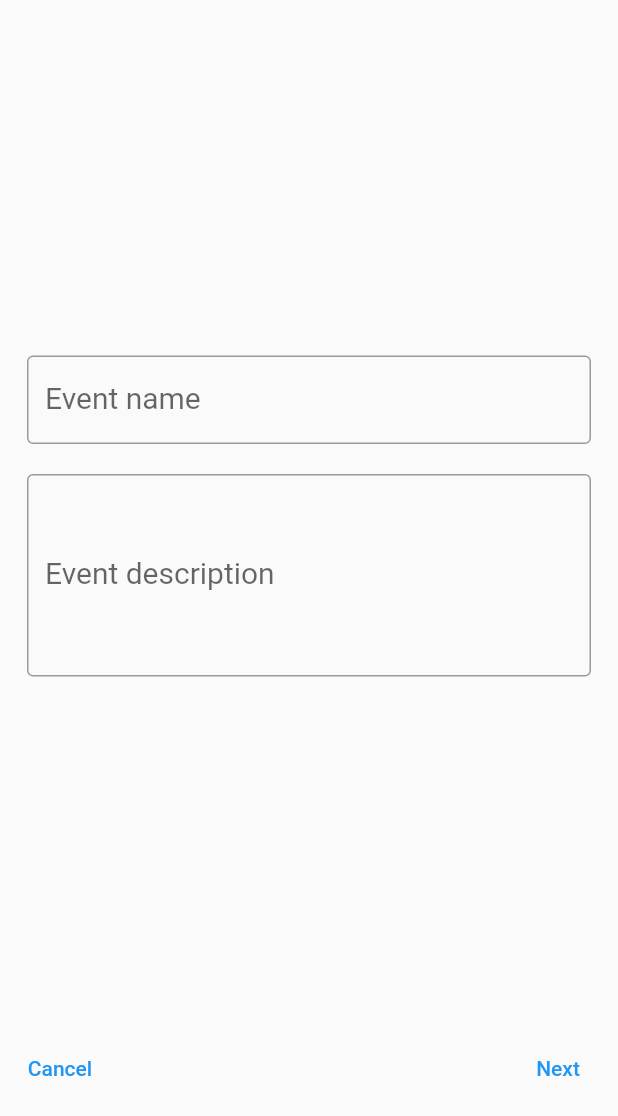
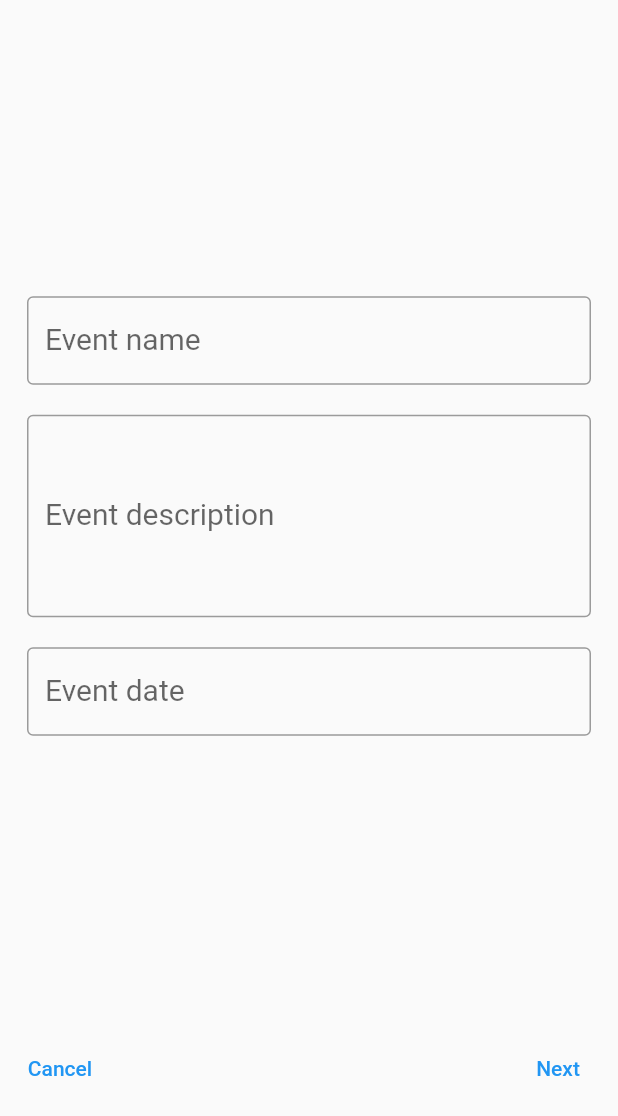
Before and after one commit to SomeBuddies/RegattaBuddy, a Flutter app: the EventCreationPage screen opened by its route, on a phone screen of 412 x 824 dp, the part 120-1236 px from its top. Run offline on Flutter 3.47's test engine with Material 2 defaults, Android fonts, the phone set to English and light mode, and no system bars; our stand-ins replace cloud_firestore, firebase_auth, firebase_core, flutter_map, latlong2, logger and 1 more; missing offline and left inert: flutter_map_location_marker; accounts and stored records are empty.

Commit message:
Event creation uses firebase and has a date picker

```diff
--- /dev/null
+++ b/lib/models/event.dart
@@ -0,0 +1,100 @@
+// ignore_for_file: public_member_api_docs, sort_constructors_first
+import 'dart:convert';
+
+import 'package:flutter/foundation.dart';
+import 'package:latlong2/latlong.dart';
+import 'package:regatta_buddy/extensions/latlng_extension.dart';
+
+class Event {
+  final String hostId;
+  final List<LatLng> route;
+  final LatLng location;
+  final DateTime date;
+  final String name;
+  final String description;
+
+  Event({
+    required this.hostId,
+    required this.route,
+    required this.location,
+    required this.date,
+    required this.name,
+    required this.description,
+  });
+
+  Event copyWith({
+    String? hostId,
+    List<LatLng>? route,
+    LatLng? location,
+    DateTime? date,
+    String? name,
+    String? description,
+  }) {
+    return Event(
+      hostId: hostId ?? this.hostId,
+      route: route ?? this.route,
+      location: location ?? this.location,
+      date: date ?? this.date,
+      name: name ?? this.name,
+      description: description ?? this.description,
+    );
+  }
+
+  Map<String, dynamic> toMap() {
+    return <String, dynamic>{
+      'hostId': hostId,
+      'route': route.map((x) => x.toMap()).toList(),
+      'location': location.toMap(),
+      'date': date.millisecondsSinceEpoch,
+      'name': name,
+      'description': description,
+    };
+  }
+
+  factory Event.fromMap(Map<String, dynamic> map) {
+    return Event(
+      hostId: map['hostId'] as String,
+      route: List<LatLng>.from(
+        (map['route'] as List<Map<String, dynamic>>).map<LatLng>(
+          (x) => LatLng.fromJson(x),
+        ),
+      ),
+      location: LatLng.fromJson(map['location']),
+      date: DateTime.fromMillisecondsSinceEpoch(map['date'] as int),
+      name: map['name'] as String,
+      description: map['description'] as String,
+    );
+  }
+
+  String toJson() => json.encode(toMap());
+
+  factory Event.fromJson(String source) =>
+      Event.fromMap(json.decode(source) as Map<String, dynamic>);
+
+  @override
+  String toString() {
+    return 'Event(hostId: $hostId, route: $route, location: $location, date: $date, name: $name, description: $description)';
+  }
+
+  @override
+  bool operator ==(covariant Event other) {
+    if (identical(this, other)) return true;
+
+    return other.hostId == hostId &&
+        listEquals(other.route, route) &&
+        other.location == location &&
+        other.date == date &&
+        other.name == name &&
+        other.description == description;
+  }
+
+  @override
+  int get hashCode {
+    return hostId.hashCode ^
+        route.hashCode ^
+        location.hashCode ^
+        date.hashCode ^
+        name.hashCode ^
+        description.hashCode;
+  }
+}
--- a/lib/pages/event_creation/event_creation.dart
+++ b/lib/pages/event_creation/event_creation.dart
@@ -1,13 +1,13 @@
-import 'package:firebase_database/firebase_database.dart';
+import 'package:cloud_firestore/cloud_firestore.dart';
 import 'package:flutter/material.dart';
-import 'package:uuid/uuid.dart';
+import 'package:regatta_buddy/models/event.dart';
 
 import 'package:regatta_buddy/pages/event_creation/event_form.dart';
 import 'package:regatta_buddy/pages/event_creation/event_route.dart';
 import 'package:regatta_buddy/pages/event_creation/event_social.dart';
 import 'package:regatta_buddy/pages/home.dart';
 import 'package:regatta_buddy/widgets/app_header.dart';
-import 'package:regatta_buddy/widgets/complex_marker.dart';
+import 'package:regatta_buddy/models/complex_marker.dart';
 
 class EventCreationPage extends StatefulWidget {
   static const String route = '/eventCreation';
@@ -19,11 +19,12 @@ class EventCreationPage extends StatefulWidget {
 }
 
 class _EventCreationPageState extends State<EventCreationPage> {
-  DatabaseReference databaseReference = FirebaseDatabase.instance.ref('/events');
+  final FirebaseFirestore firestore = FirebaseFirestore.instance;
   final List<ComplexMarker> markers = [];
-  final String eventId = const Uuid().v4();
-  String eventName = '';
-  String eventDescription = '';
+
+  String? eventName;
+  String? eventDescription;
+  DateTime? eventDate;
 
   int step = 0;
   late final List pages;
@@ -34,7 +35,7 @@ class _EventCreationPageState extends State<EventCreationPage> {
   void initState() {
     super.initState();
     pages = [
-      () => EventFormSubPage(_formKey, eventName, eventDescription, changeName, changeDescription),
+      () => EventFormSubPage(_formKey, changeName, changeDescription, changeDate),
       () => EventRouteSubPage(markers, addMarker, deleteMarker),
       () => const EventSocialSubPage(),
     ];
@@ -52,6 +53,12 @@ class _EventCreationPageState extends State<EventCreationPage> {
     });
   }
 
+  void changeDate(DateTime newDate) {
+    setState(() {
+      eventDate = newDate;
+    });
+  }
+
   void addMarker(ComplexMarker marker) {
     markers.add(marker);
     setState(() {});
@@ -63,7 +70,9 @@ class _EventCreationPageState extends State<EventCreationPage> {
   }
 
   void nextStep() {
-    if (step == 0 && !_formKey.currentState!.validate()) return;
+    if (step == 0 && _formKey.currentState!.validate()) {
+      _formKey.currentState!.save();
+    }
     if (step < pages.length - 1) {
       step += 1;
       setState(() {});
@@ -78,7 +87,17 @@ class _EventCreationPageState extends State<EventCreationPage> {
   }
 
   void finishEventCreation() {
-    databaseReference.update(toJson());
+    Event event = Event(
+      hostId: "TEMP VALUE CHANGE LATER",
+      route: markers.map((e) => e.marker.point).toList(),
+      location: markers[0].marker.point,
+      date: eventDate!,
+      name: eventName!,
+      description: eventDescription!,
+    );
+
+    firestore.collection('events').add(event.toMap());
+
     Navigator.pushReplacementNamed(context, HomePage.route);
   }
 
@@ -127,12 +146,4 @@ class _EventCreationPageState extends State<EventCreationPage> {
       ),
     );
   }
-
-  Map<String, dynamic> toJson() => {
-        eventId: {
-          'name': eventName,
-          'description': eventDescription,
-          'route': markers.map((e) => e.marker.point.toJson()).toList()
-        }
-      };
 }
--- a/lib/pages/event_creation/event_form.dart
+++ b/lib/pages/event_creation/event_form.dart
@@ -3,17 +3,15 @@ import 'package:regatta_buddy/utils/form_utils.dart';
 
 class EventFormSubPage extends StatefulWidget {
   final GlobalKey<FormState> _formKey;
-  final String initialName;
-  final String initialDescription;
-  final void Function(String) nameChangeHandler;
-  final void Function(String) descriptionChangeHandler;
+  final void Function(String) nameSubmitHandler;
+  final void Function(String) descriptionSubmitHandler;
+  final void Function(DateTime) dateSubmitHandler;
 
   const EventFormSubPage(
     this._formKey,
-    this.initialName,
-    this.initialDescription,
-    this.nameChangeHandler,
-    this.descriptionChangeHandler, {
+    this.nameSubmitHandler,
+    this.descriptionSubmitHandler,
+    this.dateSubmitHandler, {
     super.key,
   });
 
@@ -24,24 +22,18 @@ class EventFormSubPage extends StatefulWidget {
 class _EventFormSubPageState extends State<EventFormSubPage> {
   final eventNameController = TextEditingController();
   final eventDescriptionController = TextEditingController();
+  final eventDateController = TextEditingController();
 
   @override
   void initState() {
     super.initState();
-    eventNameController.text = widget.initialName;
-    eventDescriptionController.text = widget.initialDescription;
-    eventNameController.addListener(
-      () => widget.nameChangeHandler(eventNameController.text),
-    );
-    eventDescriptionController.addListener(
-      () => widget.descriptionChangeHandler(eventDescriptionController.text),
-    );
   }
 
   @override
   void dispose() {
     eventNameController.dispose();
     eventDescriptionController.dispose();
+    eventDateController.dispose();
     super.dispose();
   }
 
@@ -52,8 +44,21 @@ class _EventFormSubPageState extends State<EventFormSubPage> {
       child: Column(
         mainAxisAlignment: MainAxisAlignment.center,
         children: [
-          customRequiredInputFormField('Event name', eventNameController),
-          customRequiredTextAreaFormField('Event description', eventDescriptionController),
+          RBRequiredInputFormField(
+            label: 'Event name',
+            controller: eventNameController,
+            handler: widget.nameSubmitHandler,
+          ),
+          RBRequiredTextAreaFormField(
+            label: 'Event description',
+            controller: eventDescriptionController,
+            handler: widget.descriptionSubmitHandler,
+          ),
+          RBRequiredDateFormField(
+            label: 'Event date',
+            controller: eventDateController,
+            handler: widget.dateSubmitHandler,
+          )
         ],
       ),
     );
--- a/lib/pages/event_creation/event_route.dart
+++ b/lib/pages/event_creation/event_route.dart
@@ -6,7 +6,7 @@ import 'package:latlong2/latlong.dart';
 
 import 'package:regatta_buddy/utils/constants.dart' as constants;
 import 'package:regatta_buddy/utils/external_api_constants.dart';
-import 'package:regatta_buddy/widgets/complex_marker.dart';
+import 'package:regatta_buddy/models/complex_marker.dart';
 
 class EventRouteSubPage extends StatefulWidget {
   final List<ComplexMarker> markers;
--- a/lib/utils/form_utils.dart
+++ b/lib/utils/form_utils.dart
@@ -1,11 +1,6 @@
+// ignore_for_file: public_member_api_docs, sort_constructors_first
 import 'package:flutter/material.dart';
-
-InputDecoration customTextFormFieldDecoration(String labelText) =>
-    InputDecoration(
-      border: const OutlineInputBorder(),
-      labelText: labelText,
-      labelStyle: const TextStyle(fontSize: 20),
-    );
+import 'package:intl/intl.dart';
 
 String? requiredFieldValidator(value) {
   if (value == null || value.isEmpty) {
@@ -14,27 +9,112 @@ String? requiredFieldValidator(value) {
   return null;
 }
 
-Widget customRequiredInputFormField(
-        String label, TextEditingController controller) =>
-    Padding(
+class RBTextFormFieldDecoration extends InputDecoration {
+  const RBTextFormFieldDecoration({
+    super.labelText,
+  }) : super(
+          border: const OutlineInputBorder(),
+          labelStyle: const TextStyle(fontSize: 20),
+        );
+}
+
+class RBRequiredInputFormField extends StatelessWidget {
+  final String label;
+  final TextEditingController controller;
+  final void Function(String) handler;
+
+  const RBRequiredInputFormField({
+    required this.label,
+    required this.controller,
+    required this.handler,
+    super.key,
+  });
+
+  @override
+  Widget build(BuildContext context) {
+    return Padding(
       padding: const EdgeInsets.all(10),
       child: TextFormField(
         controller: controller,
-        decoration: customTextFormFieldDecoration(label),
+        decoration: RBTextFormFieldDecoration(labelText: label),
         validator: requiredFieldValidator,
+        onSaved: (newValue) => handler(newValue!),
       ),
     );
+  }
+}
 
-Widget customRequiredTextAreaFormField(
-        String label, TextEditingController controller) =>
-    Padding(
+class RBRequiredTextAreaFormField extends StatelessWidget {
+  final String label;
+  final TextEditingController controller;
+  final void Function(String) handler;
+
+  const RBRequiredTextAreaFormField({
+    required this.label,
+    required this.controller,
+    required this.handler,
+    super.key,
+  });
+
+  @override
+  Widget build(BuildContext context) {
+    return Padding(
       padding: const EdgeInsets.all(10.0),
       child: TextFormField(
         controller: controller,
-        decoration: customTextFormFieldDecoration(label),
+        decoration: RBTextFormFieldDecoration(labelText: label),
         validator: requiredFieldValidator,
         keyboardType: TextInputType.multiline,
         minLines: 5,
         maxLines: 10,
+        onSaved: (newValue) => handler(newValue!),
       ),
     );
+  }
+}
+
+class RBRequiredDateFormField extends StatelessWidget {
+  final String label;
+  final TextEditingController controller;
+  final void Function(DateTime) handler;
+
+  const RBRequiredDateFormField({
+    required this.label,
+    required this.controller,
+    required this.handler,
+    super.key,
+  });
+
+  @override
+  Widget build(BuildContext context) {
+    return Padding(
+      padding: const EdgeInsets.all(10.0),
+      child: TextFormField(
+        controller: controller,
+        decoration: RBTextFormFieldDecoration(labelText: label),
+        validator: (value) {
+          if (value == null || value.isEmpty) {
+            return 'Please pick a date';
+          }
+          return null;
+        },
+        readOnly: true,
+        onTap: () async {
+          DateTime? pickedDate = await showDatePicker(
+            context: context,
+            initialDate: DateTime.now(),
+            firstDate: DateTime.now(),
+            lastDate: DateTime(2100),
+          );
+
+          if (pickedDate != null) {
+            controller.text = DateFormat('dd.MM.yyyy').format(pickedDate);
+          }
+        },
+        onSaved: (newValue) {
+          handler(DateFormat('dd.MM.yyyy').parse(newValue!));
+        },
+      ),
+    );
+  }
+}
--- a/pubspec.yaml
+++ b/pubspec.yaml
@@ -44,7 +44,8 @@ dependencies:
   firebase_core: ^2.15.1
   firebase_database: ^10.2.5
   firebase_auth: 4.9.0
-  cloud_firestore: ^4.9.0
+  cloud_firestore: ^4.9.1
+  intl: ^0.18.1
   logger: ^1.4.0
   provider: ^6.0.5
   fake_cloud_firestore: ^2.4.1+1
```
Also changed, not shown: lib/extensions/latlng_extension.dart (added, +10 -0 lines), lib/models/complex_marker.dart (renamed from lib/widgets/complex_marker.dart), pubspec.lock, 2 other files.
